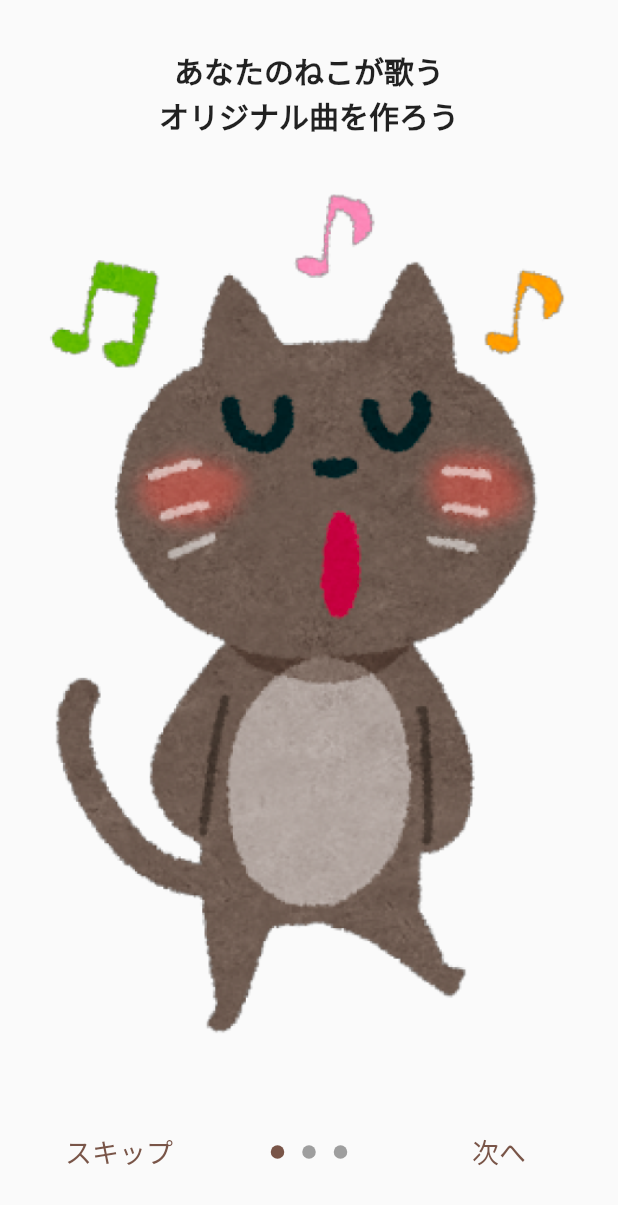
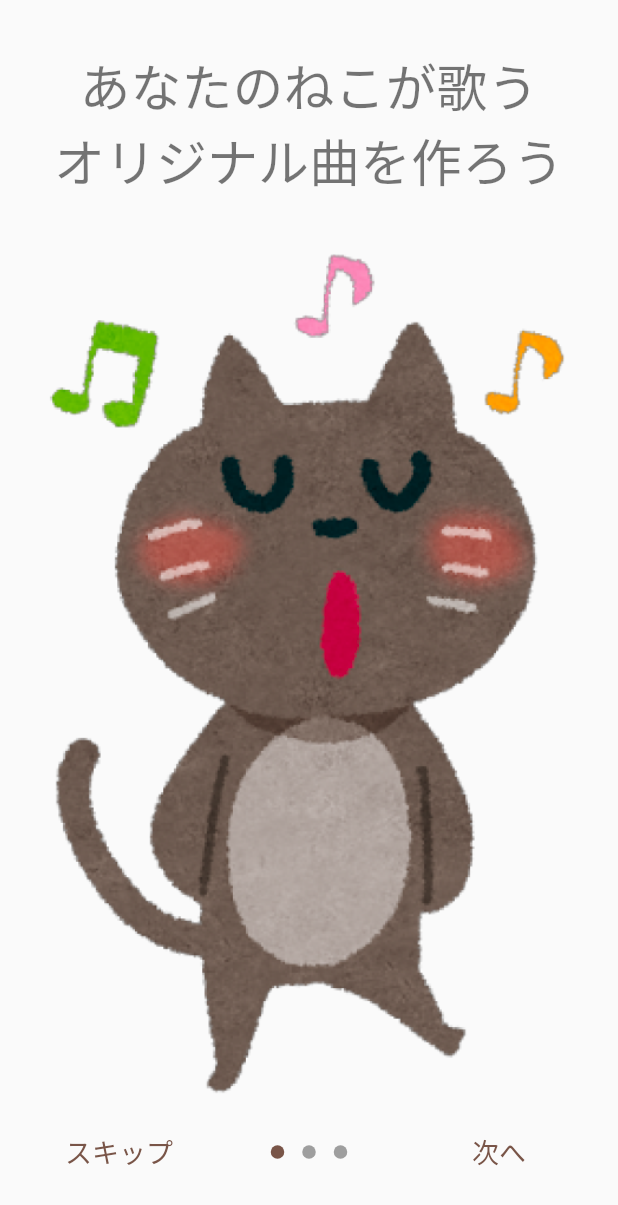
Before and after one commit to shotaIDE/my-pet-melody, a Flutter app: the screen it shows after launch, on a phone screen of 412 x 824 dp. Shown: the top 1205 px of the screen. Run offline on Flutter 3.47's test engine with Material 2 defaults, Android fonts, the phone set to English and light mode, and no system bars; drawn by our look-alikes of introduction_screen; our stand-ins replace audioplayers, cloud_firestore, dio, file_picker, firebase_auth, firebase_core and 9 more; missing offline and left inert: ffmpeg_kit_flutter, video_trimmer; accounts and stored records are empty; generated files the repository leaves out were written again; network calls fail; Roboto replaces fonts that are missing (uzura); statements that could not run were skipped; project files that could hold a hidden picture were left out.

Commit message:
fix: change label and style

```diff
--- a/lib/ui/onboarding_screen.dart
+++ b/lib/ui/onboarding_screen.dart
@@ -35,19 +35,31 @@ class _HomeScreenState extends ConsumerState<OnboardingScreen> {
     return IntroductionScreen(
       pages: [
         PageViewModel(
-          title: 'あなたのねこが歌う\nオリジナル曲を作ろう',
+          titleWidget: Text(
+            'あなたのねこが歌う\nオリジナル曲を作ろう',
+            style: Theme.of(context).textTheme.headline4,
+            textAlign: TextAlign.center,
+          ),
           bodyWidget: Image.asset(
             'assets/images/singing_cat.png',
           ),
         ),
         PageViewModel(
-          title: 'ねこが鳴いてる動画を\n選ぶだけで完成',
+          titleWidget: Text(
+            'ねこが鳴いてる動画を\n選ぶだけで完成',
+            style: Theme.of(context).textTheme.headline4,
+            textAlign: TextAlign.center,
+          ),
           bodyWidget: Image.asset(
             'assets/images/generate_steps.png',
           ),
         ),
         PageViewModel(
-          title: 'できた作品は\nみんなにシェアしよう',
+          titleWidget: Text(
+            'できた作品は\nみんなにシェアしよう',
+            style: Theme.of(context).textTheme.headline4,
+            textAlign: TextAlign.center,
+          ),
           bodyWidget: Image.asset(
             'assets/images/share.png',
           ),
```
